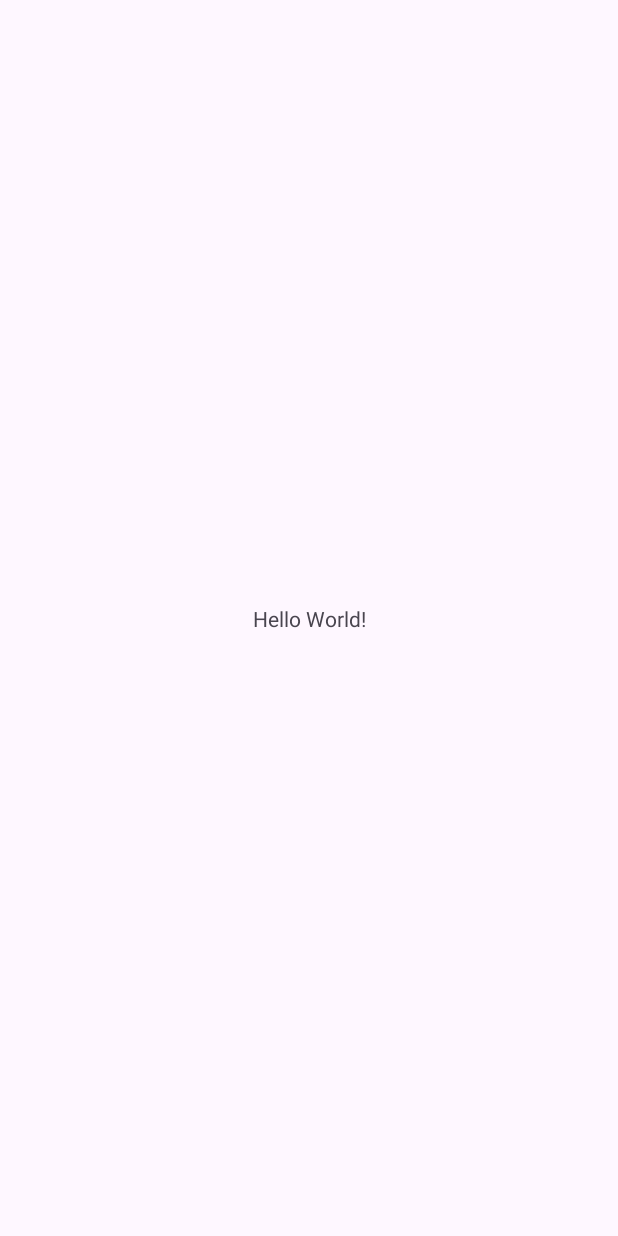
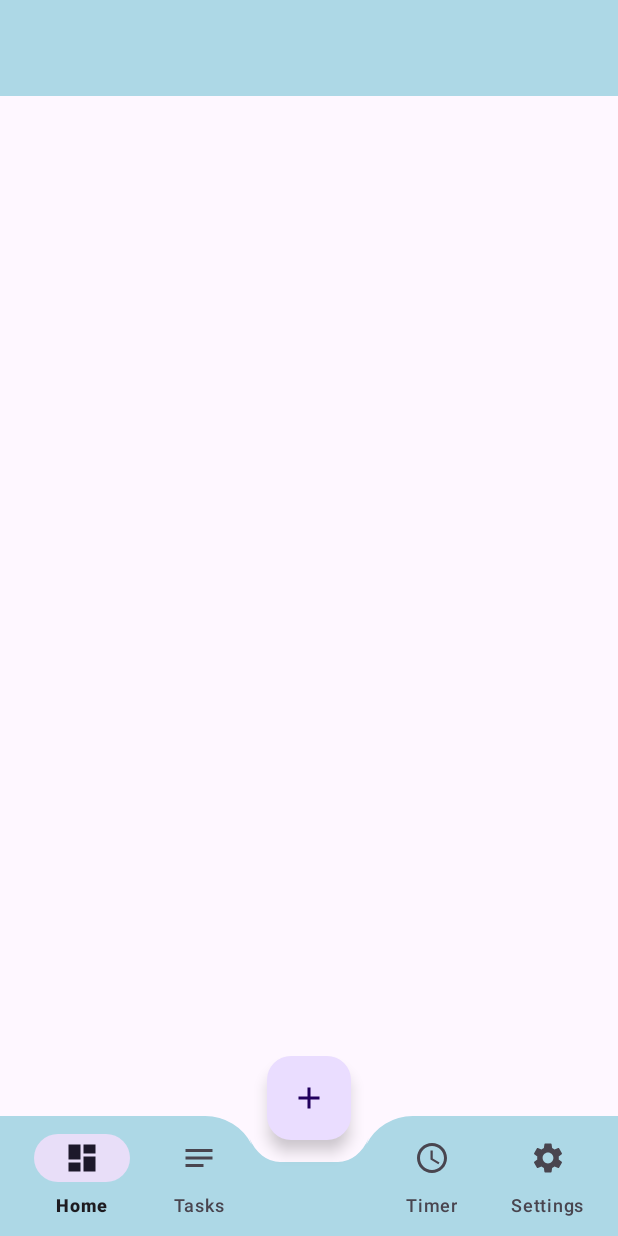
Before and after one commit to RiteshVan/productivity-app, an Android app: the screen it shows after launch (MainActivity), on a phone screen of 412 x 824 dp. Before the commit the screen is almost empty. Run offline under Robolectric (Android 15) with nearby library versions, the phone set to English and light mode, and no system bars.

Commit message:
Navbars added

```diff
--- a/product/app/build.gradle.kts
+++ b/product/app/build.gradle.kts
@@ -33,6 +33,10 @@ android {
     kotlinOptions {
         jvmTarget = "11"
     }
+
+    buildFeatures{
+        viewBinding = true
+    }
 }
 
 dependencies {
--- a/product/app/src/main/java/com/example/myapplication/MainActivity.kt
+++ b/product/app/src/main/java/com/example/myapplication/MainActivity.kt
@@ -11,7 +11,7 @@ class MainActivity : AppCompatActivity() {
         super.onCreate(savedInstanceState)
         enableEdgeToEdge()
         setContentView(R.layout.activity_main)
-        ViewCompat.setOnApplyWindowInsetsListener(findViewById(R.id.main)) { v, insets ->
+        ViewCompat.setOnApplyWindowInsetsListener(findViewById(R.id.drawer_layout)) { v, insets ->
             val systemBars = insets.getInsets(WindowInsetsCompat.Type.systemBars())
             v.setPadding(systemBars.left, systemBars.top, systemBars.right, systemBars.bottom)
             insets
--- /dev/null
+++ b/product/app/src/main/res/drawable/baseline_access_time_24.xml
@@ -0,0 +1,7 @@
+<vector xmlns:android="http://schemas.android.com/apk/res/android" android:height="24dp" android:tint="#000000" android:viewportHeight="24" android:viewportWidth="24" android:width="24dp">
+
+    <path android:fillColor="@android:color/white" android:pathData="M11.99,2C6.47,2 2,6.48 2,12s4.47,10 9.99,10C17.52,22 22,17.52 22,12S17.52,2 11.99,2zM12,20c-4.42,0 -8,-3.58 -8,-8s3.58,-8 8,-8 8,3.58 8,8 -3.58,8 -8,8z"/>
+
+    <path android:fillColor="@android:color/white" android:pathData="M12.5,7H11v6l5.25,3.15 0.75,-1.23 -4.5,-2.67z"/>
+
+</vector>
--- /dev/null
+++ b/product/app/src/main/res/drawable/baseline_add_24.xml
@@ -0,0 +1,5 @@
+<vector xmlns:android="http://schemas.android.com/apk/res/android" android:height="24dp" android:tint="#000000" android:viewportHeight="24" android:viewportWidth="24" android:width="24dp">
+
+    <path android:fillColor="@android:color/white" android:pathData="M19,13h-6v6h-2v-6H5v-2h6V5h2v6h6v2z"/>
+
+</vector>
--- /dev/null
+++ b/product/app/src/main/res/drawable/baseline_assignment_ind_24.xml
@@ -0,0 +1,5 @@
+<vector xmlns:android="http://schemas.android.com/apk/res/android" android:height="24dp" android:tint="#000000" android:viewportHeight="24" android:viewportWidth="24" android:width="24dp">
+
+    <path android:fillColor="@android:color/white" android:pathData="M19,3h-4.18C14.4,1.84 13.3,1 12,1c-1.3,0 -2.4,0.84 -2.82,2L5,3c-1.1,0 -2,0.9 -2,2v14c0,1.1 0.9,2 2,2h14c1.1,0 2,-0.9 2,-2L21,5c0,-1.1 -0.9,-2 -2,-2zM12,3c0.55,0 1,0.45 1,1s-0.45,1 -1,1 -1,-0.45 -1,-1 0.45,-1 1,-1zM12,7c1.66,0 3,1.34 3,3s-1.34,3 -3,3 -3,-1.34 -3,-3 1.34,-3 3,-3zM18,19L6,19v-1.4c0,-2 4,-3.1 6,-3.1s6,1.1 6,3.1L18,19z"/>
+
+</vector>
--- /dev/null
+++ b/product/app/src/main/res/drawable/baseline_auto_fix_normal_24.xml
@@ -0,0 +1,5 @@
+<vector xmlns:android="http://schemas.android.com/apk/res/android" android:height="24dp" android:tint="#000000" android:viewportHeight="24" android:viewportWidth="24" android:width="24dp">
+
+    <path android:fillColor="@android:color/white" android:pathData="M22,2l-2.5,1.4L17,2l1.4,2.5L17,7l2.5,-1.4L22,7l-1.4,-2.5zM14.37,7.29c-0.39,-0.39 -1.02,-0.39 -1.41,0L1.29,18.96c-0.39,0.39 -0.39,1.02 0,1.41l2.34,2.34c0.39,0.39 1.02,0.39 1.41,0L16.7,11.05c0.39,-0.39 0.39,-1.02 0,-1.41l-2.33,-2.35zM13.34,12.78l-2.12,-2.12 2.44,-2.44 2.12,2.12 -2.44,2.44z"/>
+
+</vector>
--- /dev/null
+++ b/product/app/src/main/res/drawable/baseline_dashboard_24.xml
@@ -0,0 +1,5 @@
+<vector xmlns:android="http://schemas.android.com/apk/res/android" android:height="24dp" android:tint="#000000" android:viewportHeight="24" android:viewportWidth="24" android:width="24dp">
+
+    <path android:fillColor="@android:color/white" android:pathData="M3,13h8L11,3L3,3v10zM3,21h8v-6L3,15v6zM13,21h8L21,11h-8v10zM13,3v6h8L21,3h-8z"/>
+
+</vector>
--- /dev/null
+++ b/product/app/src/main/res/drawable/baseline_notes_24.xml
@@ -0,0 +1,5 @@
+<vector xmlns:android="http://schemas.android.com/apk/res/android" android:autoMirrored="true" android:height="24dp" android:tint="#000000" android:viewportHeight="24" android:viewportWidth="24" android:width="24dp">
+
+    <path android:fillColor="@android:color/white" android:pathData="M3,18h12v-2L3,16v2zM3,6v2h18L21,6L3,6zM3,13h18v-2L3,11v2z"/>
+
+</vector>
--- /dev/null
+++ b/product/app/src/main/res/drawable/baseline_pie_chart_24.xml
@@ -0,0 +1,5 @@
+<vector xmlns:android="http://schemas.android.com/apk/res/android" android:height="24dp" android:tint="#000000" android:viewportHeight="24" android:viewportWidth="24" android:width="24dp">
+
+    <path android:fillColor="@android:color/white" android:pathData="M11,2v20c-5.07,-0.5 -9,-4.79 -9,-10s3.93,-9.5 9,-10zM13.03,2v8.99L22,10.99c-0.47,-4.74 -4.24,-8.52 -8.97,-8.99zM13.03,13.01L13.03,22c4.74,-0.47 8.5,-4.25 8.97,-8.99h-8.97z"/>
+
+</vector>
--- /dev/null
+++ b/product/app/src/main/res/drawable/baseline_settings_24.xml
@@ -0,0 +1,5 @@
+<vector xmlns:android="http://schemas.android.com/apk/res/android" android:height="24dp" android:tint="#000000" android:viewportHeight="24" android:viewportWidth="24" android:width="24dp">
+
+    <path android:fillColor="@android:color/white" android:pathData="M19.14,12.94c0.04,-0.3 0.06,-0.61 0.06,-0.94c0,-0.32 -0.02,-0.64 -0.07,-0.94l2.03,-1.58c0.18,-0.14 0.23,-0.41 0.12,-0.61l-1.92,-3.32c-0.12,-0.22 -0.37,-0.29 -0.59,-0.22l-2.39,0.96c-0.5,-0.38 -1.03,-0.7 -1.62,-0.94L14.4,2.81c-0.04,-0.24 -0.24,-0.41 -0.48,-0.41h-3.84c-0.24,0 -0.43,0.17 -0.47,0.41L9.25,5.35C8.66,5.59 8.12,5.92 7.63,6.29L5.24,5.33c-0.22,-0.08 -0.47,0 -0.59,0.22L2.74,8.87C2.62,9.08 2.66,9.34 2.86,9.48l2.03,1.58C4.84,11.36 4.8,11.69 4.8,12s0.02,0.64 0.07,0.94l-2.03,1.58c-0.18,0.14 -0.23,0.41 -0.12,0.61l1.92,3.32c0.12,0.22 0.37,0.29 0.59,0.22l2.39,-0.96c0.5,0.38 1.03,0.7 1.62,0.94l0.36,2.54c0.05,0.24 0.24,0.41 0.48,0.41h3.84c0.24,0 0.44,-0.17 0.47,-0.41l0.36,-2.54c0.59,-0.24 1.13,-0.56 1.62,-0.94l2.39,0.96c0.22,0.08 0.47,0 0.59,-0.22l1.92,-3.32c0.12,-0.22 0.07,-0.47 -0.12,-0.61L19.14,12.94zM12,15.6c-1.98,0 -3.6,-1.62 -3.6,-3.6s1.62,-3.6 3.6,-3.6s3.6,1.62 3.6,3.6S13.98,15.6 12,15.6z"/>
+
+</vector>
--- a/product/app/src/main/res/layout/activity_main.xml
+++ b/product/app/src/main/res/layout/activity_main.xml
@@ -1,19 +1,70 @@
 <?xml version="1.0" encoding="utf-8"?>
-<androidx.constraintlayout.widget.ConstraintLayout xmlns:android="http://schemas.android.com/apk/res/android"
+<androidx.drawerlayout.widget.DrawerLayout xmlns:android="http://schemas.android.com/apk/res/android"
     xmlns:app="http://schemas.android.com/apk/res-auto"
     xmlns:tools="http://schemas.android.com/tools"
-    android:id="@+id/main"
+    android:id="@+id/drawer_layout"
     android:layout_width="match_parent"
     android:layout_height="match_parent"
     tools:context=".MainActivity">
 
-    <TextView
-        android:layout_width="wrap_content"
-        android:layout_height="wrap_content"
-        android:text="Hello World!"
-        app:layout_constraintBottom_toBottomOf="parent"
-        app:layout_constraintEnd_toEndOf="parent"
-        app:layout_constraintStart_toStartOf="parent"
-        app:layout_constraintTop_toTopOf="parent" />
+    <RelativeLayout
+        android:layout_height="match_parent"
+        android:layout_width="match_parent"
+        >
 
-</androidx.constraintlayout.widget.ConstraintLayout>
+        <androidx.appcompat.widget.Toolbar
+            android:layout_width="match_parent"
+            android:layout_height="?attr/actionBarSize"
+            android:id="@+id/toolbar"
+            android:background="@color/light_blue"
+            android:elevation="5dp"
+            android:theme="@style/ThemeOverlay.AppCompat.Dark"
+            app:popupTheme="@style/ThemeOverlay.AppCompat.Light" />
+
+            <FrameLayout
+                android:layout_width="match_parent"
+                android:layout_height="match_parent"
+                android:id="@+id/fragment_container"/>
+
+        <androidx.coordinatorlayout.widget.CoordinatorLayout
+            android:layout_width="match_parent"
+            android:layout_height="match_parent"
+            >
+            <com.google.android.material.bottomappbar.BottomAppBar
+                android:layout_width="match_parent"
+                android:layout_height="wrap_content"
+                android:id="@+id/bottom_app_bar"
+                android:layout_gravity="bottom"
+                android:backgroundTint="@color/light_blue"
+                app:fabAlignmentMode="center"
+                app:fabAnchorMode="cradle"
+                app:fabCradleMargin="15dp"
+                app:fabCradleRoundedCornerRadius="35dp">
+
+                <com.google.android.material.bottomnavigation.BottomNavigationView
+                    android:layout_width="wrap_content"
+                    android:layout_height="wrap_content"
+                    android:id="@+id/bottom_nav"
+                    app:labelVisibilityMode="labeled"
+                    app:menu="@menu/bottom_menu"
+                    android:background="@android:color/transparent"
+                    />
+
+            </com.google.android.material.bottomappbar.BottomAppBar>
+
+            <com.google.android.material.floatingactionbutton.FloatingActionButton
+                android:layout_height="wrap_content"
+                android:layout_width="wrap_content"
+                android:src="@drawable/baseline_add_24"
+                android:background="@color/light_blue"
+                app:layout_anchor="@id/bottom_app_bar"
+                app:layout_anchorGravity="center"
+                android:id="@+id/plus_button"
+                />
+
+        </androidx.coordinatorlayout.widget.CoordinatorLayout>
+
+
+    </RelativeLayout>
+
+</androidx.drawerlayout.widget.DrawerLayout>
--- /dev/null
+++ b/product/app/src/main/res/layout/nav_header.xml
@@ -0,0 +1,10 @@
+<?xml version="1.0" encoding="utf-8"?>
+<LinearLayout xmlns:android="http://schemas.android.com/apk/res/android"
+    android:orientation="vertical"
+    android:layout_width="match_parent"
+    android:layout_height="85dp"
+    android:gravity="top"
+    android:background="@color/light_blue"
+    >
+
+</LinearLayout>
--- /dev/null
+++ b/product/app/src/main/res/menu/bottom_menu.xml
@@ -0,0 +1,34 @@
+<?xml version="1.0" encoding="utf-8"?>
+<menu xmlns:android="http://schemas.android.com/apk/res/android">
+
+    <item
+        android:id="@+id/home_nav_button"
+        android:title="Home"
+        android:icon="@drawable/baseline_dashboard_24"/>
+
+    <item
+        android:id="@+id/tasks_nav_button"
+        android:title="Tasks"
+        android:icon="@drawable/baseline_notes_24"/>
+
+    <item
+        android:title=""
+        android:enabled="true"
+        />
+
+    <item
+        android:id="@+id/timer_nav_button"
+        android:title="Timer"
+        android:icon="@drawable/baseline_access_time_24"/>
+
+    <item
+        android:id="@+id/setting_nav_button"
+        android:title="Settings"
+        android:icon="@drawable/baseline_settings_24"
+        />
+
+
+
+
+
+</menu>
--- /dev/null
+++ b/product/app/src/main/res/menu/nav_menu.xml
@@ -0,0 +1,21 @@
+<?xml version="1.0" encoding="utf-8"?>
+<menu xmlns:android="http://schemas.android.com/apk/res/android"
+    xmlns:tools="http://schemas.android.com/apk/tools"
+    tools:showIn = "navigation_view">
+
+    <group
+        android:checkableBehavior="single">
+
+        <item
+            android:id="@+id/nav_menu_analytics"
+            android:icon="@drawable/baseline_pie_chart_24"
+            android:title="Analytics"/>
+
+        <item
+            android:id="@+id/nav_menu_settings"
+            android:icon="@drawable/baseline_settings_24"
+            android:title="Settings"/>
+
+    </group>
+
+</menu>
--- a/product/app/src/main/res/values/colors.xml
+++ b/product/app/src/main/res/values/colors.xml
@@ -2,4 +2,5 @@
 <resources>
     <color name="black">#FF000000</color>
     <color name="white">#FFFFFFFF</color>
+    <color name="light_blue">#ADD8E6</color>
 </resources>
--- a/product/app/src/main/res/values/strings.xml
+++ b/product/app/src/main/res/values/strings.xml
@@ -1,3 +1,5 @@
 <resources>
-    <string name="app_name">MyApplication</string>
+    <string name="app_name">Work App</string>
+    <string name="nav_open">Open Nav Drawer</string>>
+    <string name="nav_close">Close Nav Drawer</string>>
 </resources>
--- a/product/app/src/main/res/values/themes.xml
+++ b/product/app/src/main/res/values/themes.xml
@@ -2,7 +2,9 @@
     <!-- Base application theme. -->
     <style name="Base.Theme.MyApplication" parent="Theme.Material3.DayNight.NoActionBar">
         <!-- Customize your light theme here. -->
-        <!-- <item name="colorPrimary">@color/my_light_primary</item> -->
+        <item name="colorPrimary">@color/light_blue</item>
+        <item name="colorPrimaryVariant">@color/light_blue</item>
+        <item name="android:statusBarColor">@color/light_blue</item>>
     </style>
 
     <style name="Theme.MyApplication" parent="Base.Theme.MyApplication" />
```
